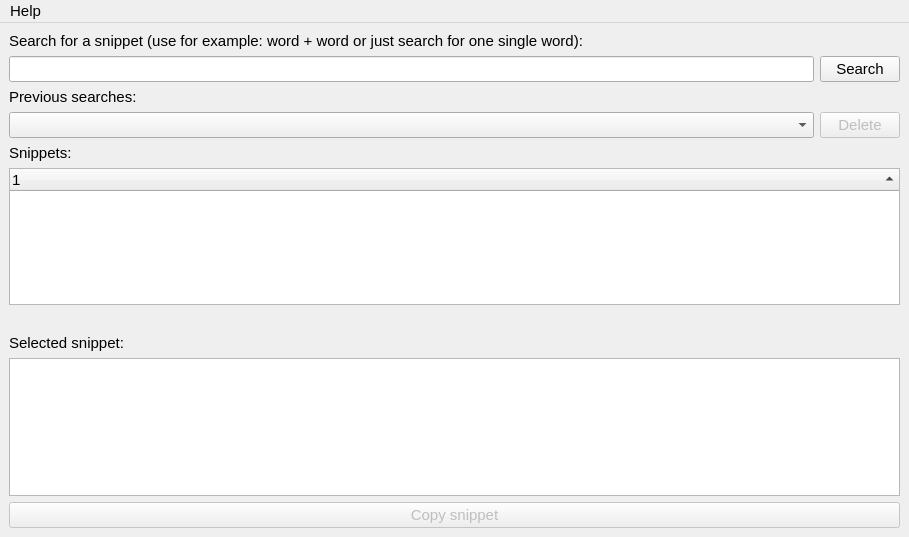
First picture: the form in apps/Source_and_executables/Win_Mac_Linux/mainwindow.ui, repository sebastianlundin/ProjectX, before the edit.
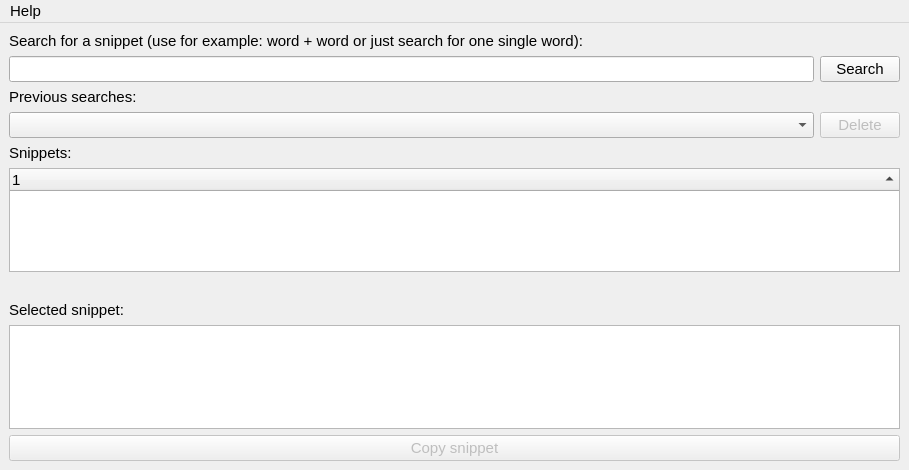
Second picture: the form after the edit. Custom widgets are drawn as their Qt base class.

The edit to the form file:
```diff
--- a/apps/Source_and_executables/Win_Mac_Linux/mainwindow.ui
+++ b/apps/Source_and_executables/Win_Mac_Linux/mainwindow.ui
@@ -7,7 +7,7 @@
     <x>0</x>
     <y>0</y>
     <width>909</width>
-    <height>537</height>
+    <height>470</height>
    </rect>
   </property>
   <property name="sizePolicy">
@@ -19,7 +19,7 @@
   <property name="minimumSize">
    <size>
     <width>909</width>
-    <height>537</height>
+    <height>160</height>
    </size>
   </property>
   <property name="font">
```
